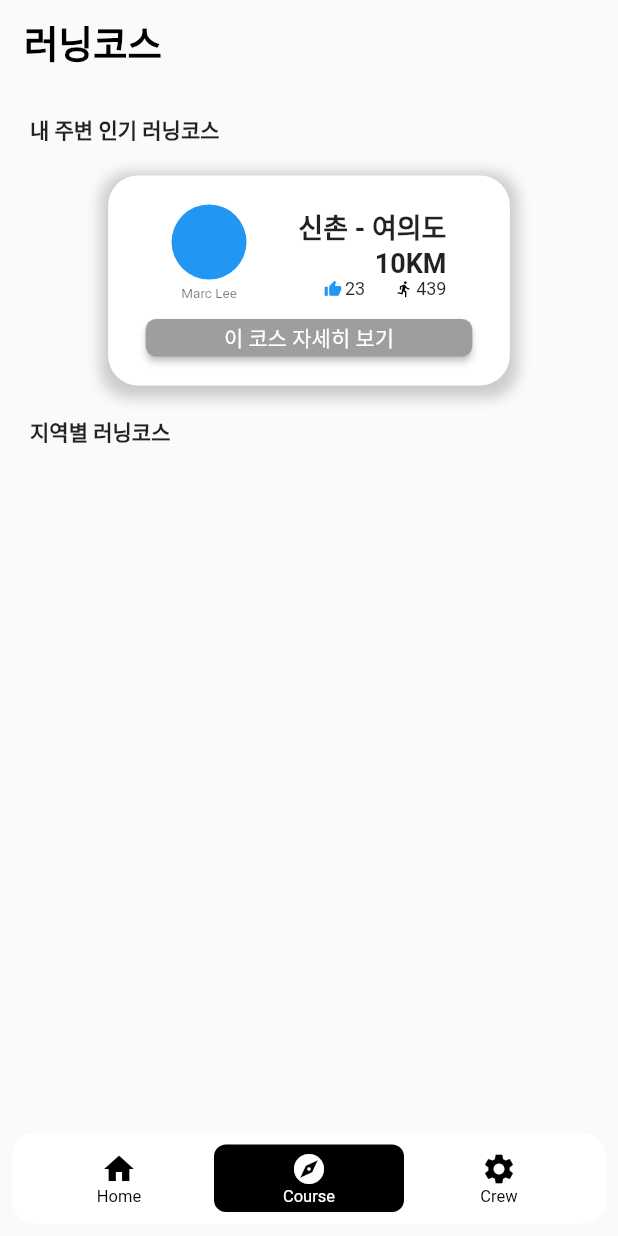
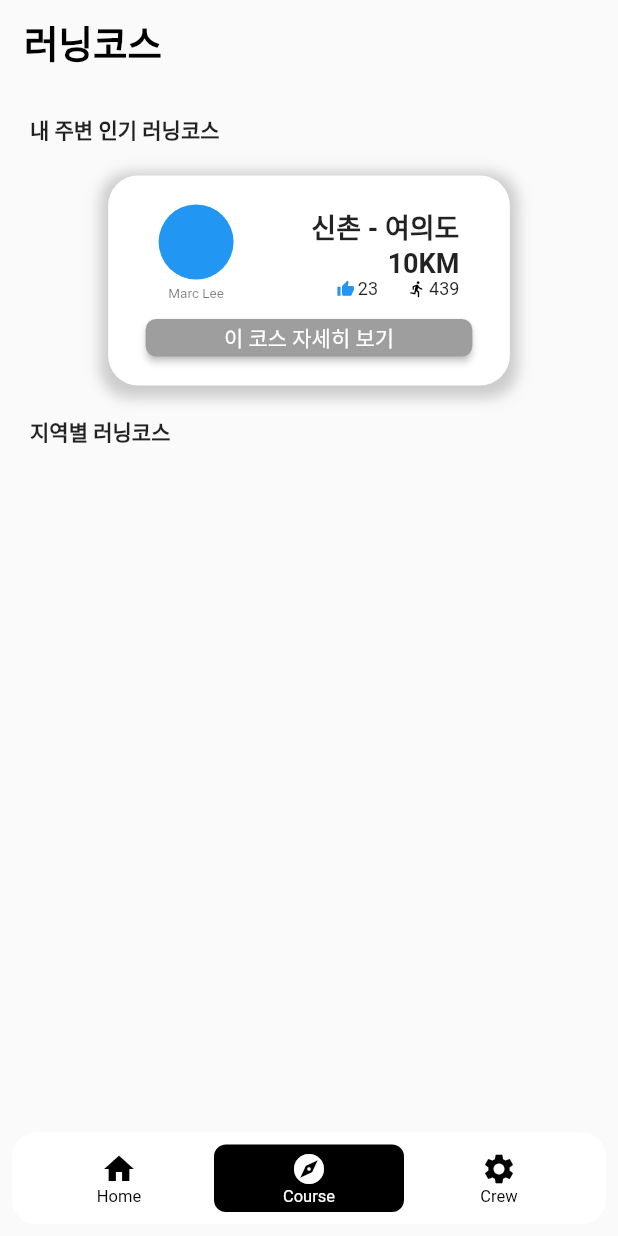
Before and after one commit to chlee1252/running_crew, a Flutter app: the screen it shows after launch, item 2 of the bottom bar chosen, on a phone screen of 412 x 824 dp. Run offline on Flutter 3.47's test engine with Material 2 defaults, Android fonts, the phone set to English and light mode, and no system bars; drawn by our look-alikes of floating_bottom_navigation_bar; our stand-ins replace bloc, equatable, flutter_bloc, flutter_svg; missing offline and left inert: flutter_config, flutter_naver_map.

Commit message:
feat: change layout of container

```diff
--- a/lib/screen/course_screen.dart
+++ b/lib/screen/course_screen.dart
@@ -39,7 +39,7 @@ class CourseScreen extends StatelessWidget {
                     children: [
                       const Spacer(flex: 1),
                       const Profile(name: "Marc Lee"),
-                      const Spacer(flex: 2),
+                      const Spacer(flex: 6),
                       Column(
                         crossAxisAlignment: CrossAxisAlignment.end,
                         children: const [
```
